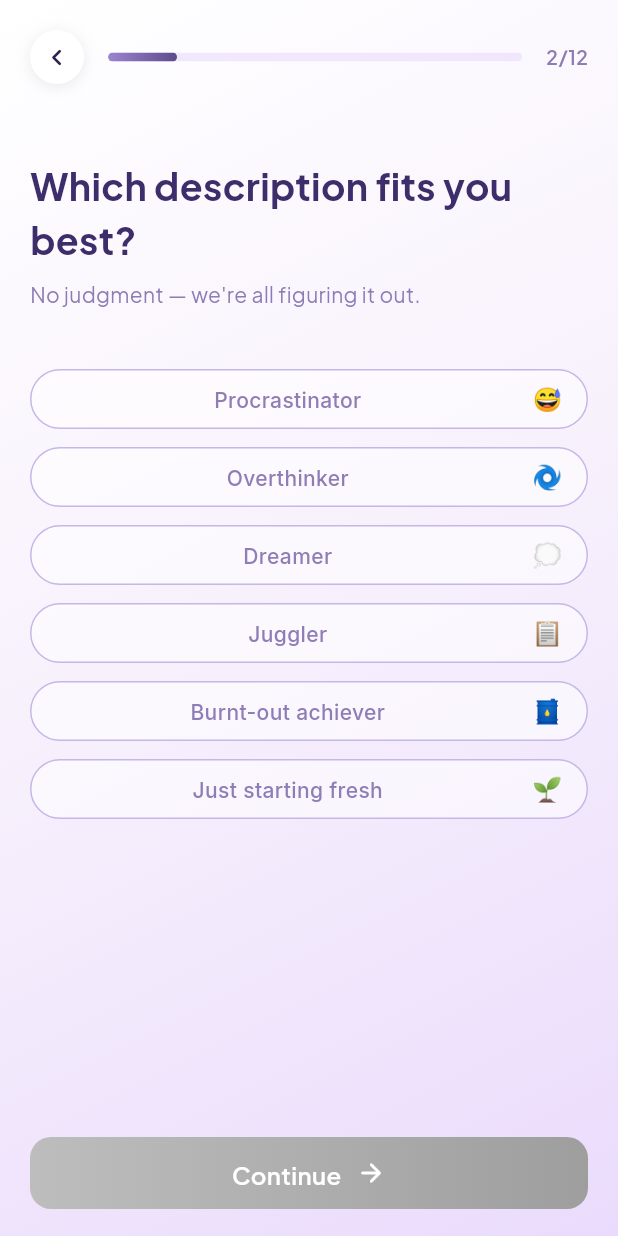
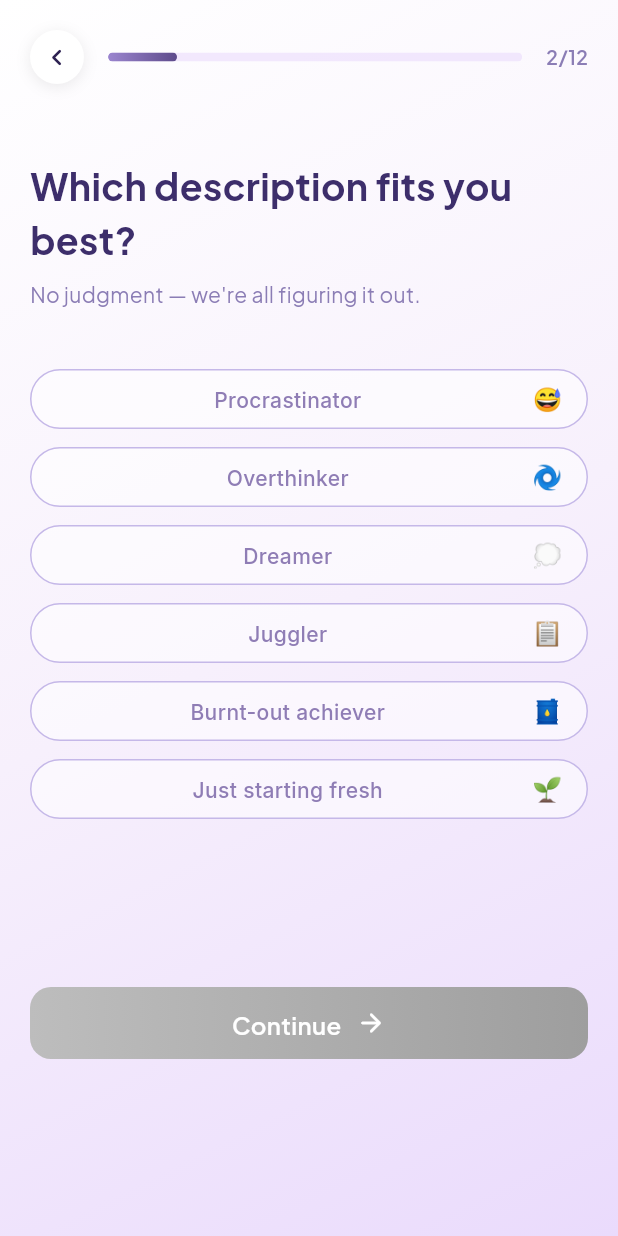
Before and after one commit to SHOarman/Rosan, a Flutter app: the Onlading3 screen opened by its route, on a phone screen of 412 x 824 dp. Run offline on Flutter 3.47's test engine with Material 3 defaults, Android fonts, the phone set to English and light mode, and no system bars; our stand-ins replace device_preview, flutter_svg, get, google_fonts, video_player.

Commit message:
video add

```diff
--- a/lib/presention/onloading/onlading.dart
+++ b/lib/presention/onloading/onlading.dart
@@ -17,7 +17,7 @@ class _OnladingState extends State<Onlading> {
   @override
   void initState() {
     super.initState();
-    _controller = VideoPlayerController.asset('assets/icon/302098.mp4')
+    _controller = VideoPlayerController.asset('assets/icon/onlyvideoneee.mp4')
       ..initialize().then((_) {
         setState(() {
           _isInitialized = true;
--- a/lib/presention/onloading/onlading3.dart
+++ b/lib/presention/onloading/onlading3.dart
@@ -142,7 +142,7 @@ class _Onlading3State extends State<Onlading3> {
                   ),
                 ],
               ),
-            const SizedBox(height: 200),
+            const SizedBox(height: 100),
             Center(
               child: CustomButton(
                 text: "Continue",
```
Also changed, not shown: lib/main.dart (+7 -1 lines), 2 other files.
